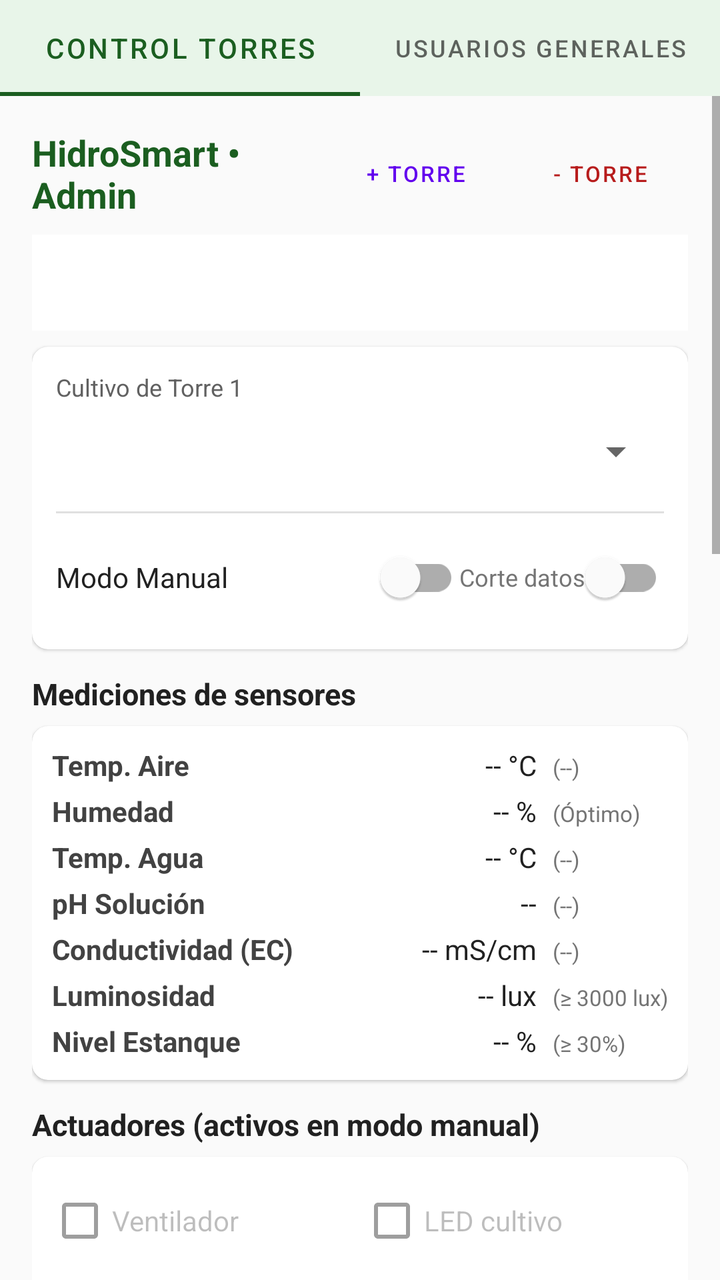
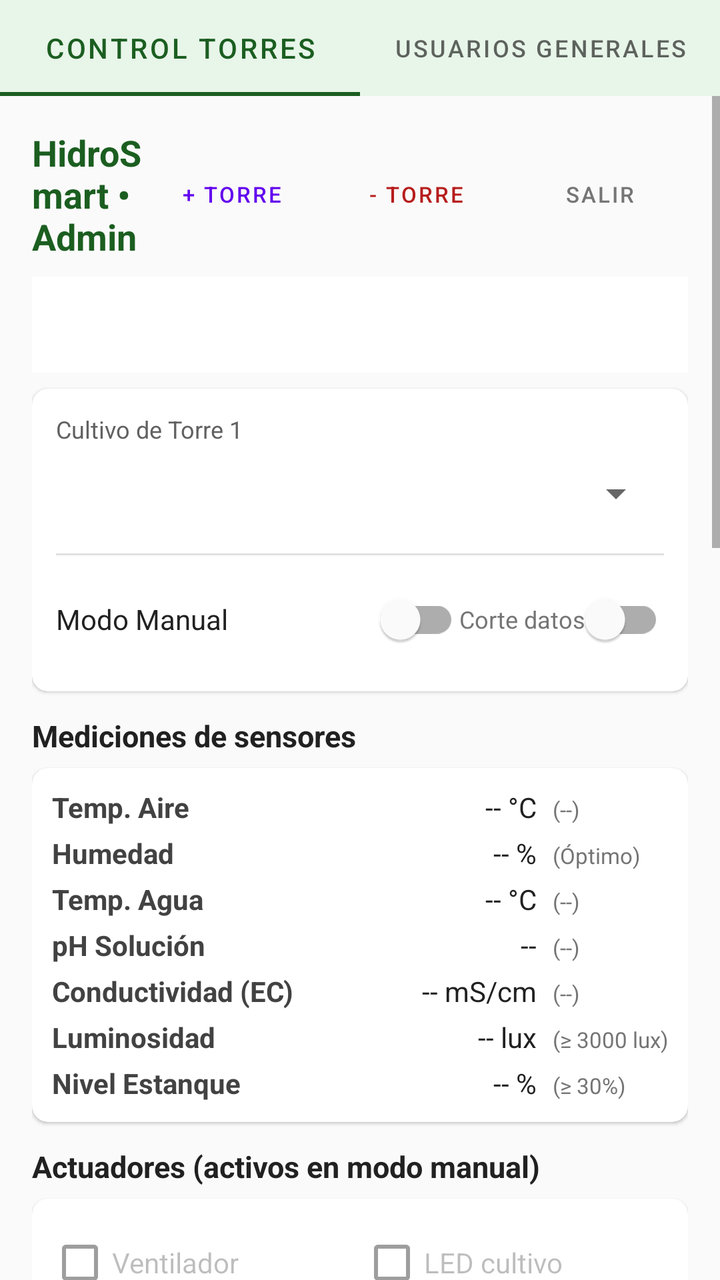

Two renders of the same Android screen: before a commit and after it. Below are the layout's source before the change and the commit's diff.
<!-- AndroidManifest.xml: application theme Theme.HidroSmart -->
<!-- res/layout/activity_main.xml -->
<?xml version="1.0" encoding="utf-8"?>
<FrameLayout xmlns:android="http://schemas.android.com/apk/res/android"
    xmlns:app="http://schemas.android.com/apk/res-auto"
    android:id="@+id/main"
    android:layout_width="match_parent"
    android:layout_height="match_parent"
    android:background="#FAFAFA">

    
    <LinearLayout
        android:id="@+id/vistaAdmin"
        android:layout_width="match_parent"
        android:layout_height="match_parent"
        android:orientation="vertical">

        
        <com.google.android.material.tabs.TabLayout
            android:id="@+id/tabSeccionesAdmin"
            android:layout_width="match_parent"
            android:layout_height="wrap_content"
            android:background="#E8F5E9"
            app:tabIndicatorColor="#1B5E20"
            app:tabMode="fixed"
            app:tabSelectedTextColor="#1B5E20">
            <com.google.android.material.tabs.TabItem
                android:layout_width="wrap_content"
                android:layout_height="wrap_content"
                android:text="Control Torres" />
            <com.google.android.material.tabs.TabItem
                android:layout_width="wrap_content"
                android:layout_height="wrap_content"
                android:text="Usuarios Generales" />
        </com.google.android.material.tabs.TabLayout>

        
        <ScrollView
            android:id="@+id/seccionControlTorres"
            android:layout_width="match_parent"
            android:layout_height="match_parent"
            android:fillViewport="true">

            <LinearLayout
                android:layout_width="match_parent"
                android:layout_height="wrap_content"
                android:orientation="vertical"
                android:padding="16dp">

                
                <LinearLayout
                    android:layout_width="match_parent"
                    android:layout_height="wrap_content"
                    android:gravity="center_vertical"
                    android:orientation="horizontal">

                    <TextView
                        android:id="@+id/tvAdminTitulo"
                        android:layout_width="0dp"
                        android:layout_height="wrap_content"
                        android:layout_weight="1"
                        android:text="HidroSmart • Admin"
                        android:textColor="#1B5E20"
                        android:textSize="18sp"
                        android:textStyle="bold" />

                    <Button
                        android:id="@+id/btnAgregarTorre"
                        style="?attr/materialButtonOutlinedStyle"
                        android:layout_width="wrap_content"
                        android:layout_height="36dp"
                        android:paddingStart="8dp"
                        android:paddingEnd="8dp"
                        android:text="+ Torre"
                        android:textSize="11sp" />

                    <Button
                        android:id="@+id/btnEliminarTorre"
                        style="?attr/materialButtonOutlinedStyle"
                        android:layout_width="wrap_content"
                        android:layout_height="36dp"
                        android:layout_marginStart="4dp"
                        android:paddingStart="8dp"
                        android:paddingEnd="8dp"
                        android:text="- Torre"
                        android:textColor="#B71C1C"
                        android:textSize="11sp" />
                </LinearLayout>

                <com.google.android.material.tabs.TabLayout
                    android:id="@+id/tabTorres"
                    android:layout_width="match_parent"
                    android:layout_height="wrap_content"
                    android:layout_marginTop="8dp"
                    app:tabIndicatorColor="#1B5E20"
                    app:tabMode="fixed"
                    app:tabSelectedTextColor="#1B5E20" />

                
                <com.google.android.material.card.MaterialCardView
                    android:layout_width="match_parent"
                    android:layout_height="wrap_content"
                    android:layout_marginTop="8dp"
                    app:cardCornerRadius="8dp"
                    app:cardElevation="1dp">

                    <LinearLayout
                        android:layout_width="match_parent"
                        android:layout_height="wrap_content"
                        android:orientation="vertical"
                        android:padding="12dp">

                        <TextView
                            android:id="@+id/tvLabelCultivo"
                            android:layout_width="wrap_content"
                            android:layout_height="wrap_content"
                            android:text="Cultivo de Torre 1"
                            android:textColor="#616161"
                            android:textSize="12sp" />

                        <Spinner
                            android:id="@+id/spnCultivo"
                            android:layout_width="match_parent"
                            android:layout_height="44dp"
                            android:layout_marginTop="2dp" />

                        <View
                            android:layout_width="match_parent"
                            android:layout_height="1dp"
                            android:layout_marginTop="8dp"
                            android:layout_marginBottom="8dp"
                            android:background="#E0E0E0" />

                        <LinearLayout
                            android:layout_width="match_parent"
                            android:layout_height="wrap_content"
                            android:gravity="center_vertical"
                            android:orientation="horizontal">

                            <com.google.android.material.switchmaterial.SwitchMaterial
                                android:id="@+id/swModoManual"
                                android:layout_width="0dp"
                                android:layout_height="wrap_content"
                                android:layout_weight="1"
                                android:text="Modo Manual"
                                android:textColor="#212121"
                                android:textSize="14sp" />

                            <com.google.android.material.switchmaterial.SwitchMaterial
                                android:id="@+id/swCorteDatos"
                                android:layout_width="wrap_content"
                                android:layout_height="wrap_content"
                                android:text="Corte datos"
                                android:textColor="#757575"
                                android:textSize="12sp" />
                        </LinearLayout>
                    </LinearLayout>
                </com.google.android.material.card.MaterialCardView>

                
                <TextView
                    android:layout_width="wrap_content"
                    android:layout_height="wrap_content"
                    android:layout_marginTop="12dp"
                    android:text="Mediciones de sensores"
                    android:textColor="#212121"
                    android:textSize="15sp"
                    android:textStyle="bold" />

                <com.google.android.material.card.MaterialCardView
                    android:layout_width="match_parent"
                    android:layout_height="wrap_content"
                    android:layout_marginTop="6dp"
                    app:cardCornerRadius="8dp"
                    app:cardElevation="1dp">

                    <TableLayout
                        android:layout_width="match_parent"
                        android:layout_height="wrap_content"
                        android:padding="10dp"
                        android:stretchColumns="1">

                        <TableRow android:paddingBottom="4dp">
                            <TextView android:text="Temp. Aire" android:textColor="#424242" android:textStyle="bold" />
                            <TextView android:id="@+id/tvTempAire" android:gravity="end" android:text="-- °C" android:textColor="#212121" />
                            <TextView android:id="@+id/tvRangoAire" android:layout_marginStart="8dp" android:text="(--)" android:textColor="#757575" android:textSize="11sp" />
                        </TableRow>

                        <TableRow android:paddingBottom="4dp">
                            <TextView android:text="Humedad" android:textColor="#424242" android:textStyle="bold" />
                            <TextView android:id="@+id/tvHumedad" android:gravity="end" android:text="-- %" android:textColor="#212121" />
                            <TextView android:layout_marginStart="8dp" android:text="(Óptimo)" android:textColor="#757575" android:textSize="11sp" />
                        </TableRow>

                        <TableRow android:paddingBottom="4dp">
                            <TextView android:text="Temp. Agua" android:textColor="#424242" android:textStyle="bold" />
                            <TextView android:id="@+id/tvTempAgua" android:gravity="end" android:text="-- °C" android:textColor="#212121" />
                            <TextView android:id="@+id/tvRangoAgua" android:layout_marginStart="8dp" android:text="(--)" android:textColor="#757575" android:textSize="11sp" />
                        </TableRow>

                        <TableRow android:paddingBottom="4dp">
                            <TextView android:text="pH Solución" android:textColor="#424242" android:textStyle="bold" />
                            <TextView android:id="@+id/tvPh" android:gravity="end" android:text="--" android:textColor="#212121" />
                            <TextView android:id="@+id/tvRangoPh" android:layout_marginStart="8dp" android:text="(--)" android:textColor="#757575" android:textSize="11sp" />
                        </TableRow>

                        <TableRow android:paddingBottom="4dp">
                            <TextView android:text="Conductividad (EC)" android:textColor="#424242" android:textStyle="bold" />
                            <TextView android:id="@+id/tvEc" android:gravity="end" android:text="-- mS/cm" android:textColor="#212121" />
                            <TextView android:id="@+id/tvRangoEc" android:layout_marginStart="8dp" android:text="(--)" android:textColor="#757575" android:textSize="11sp" />
                        </TableRow>

                        <TableRow android:paddingBottom="4dp">
                            <TextView android:text="Luminosidad" android:textColor="#424242" android:textStyle="bold" />
                            <TextView android:id="@+id/tvLux" android:gravity="end" android:text="-- lux" android:textColor="#212121" />
                            <TextView android:layout_marginStart="8dp" android:text="(≥ 3000 lux)" android:textColor="#757575" android:textSize="11sp" />
                        </TableRow>

                        <TableRow>
                            <TextView android:text="Nivel Estanque" android:textColor="#424242" android:textStyle="bold" />
                            <TextView android:id="@+id/tvNivel" android:gravity="end" android:text="-- %" android:textColor="#212121" />
                            <TextView android:layout_marginStart="8dp" android:text="(≥ 30%)" android:textColor="#757575" android:textSize="11sp" />
                        </TableRow>
                    </TableLayout>
                </com.google.android.material.card.MaterialCardView>

                
                <TextView
                    android:layout_width="wrap_content"
                    android:layout_height="wrap_content"
                    android:layout_marginTop="12dp"
                    android:text="Actuadores (activos en modo manual)"
                    android:textColor="#212121"
                    android:textSize="15sp"
                    android:textStyle="bold" />

                <com.google.android.material.card.MaterialCardView
                    android:layout_width="match_parent"
                    android:layout_height="wrap_content"
                    android:layout_marginTop="6dp"
                    app:cardCornerRadius="8dp"
                    app:cardElevation="1dp">

                    <GridLayout
                        android:layout_width="match_parent"
                        android:layout_height="wrap_content"
                        android:columnCount="2"
                        android:padding="8dp">

                        <com.google.android.material.checkbox.MaterialCheckBox android:id="@+id/chkVentilador" android:layout_width="0dp" android:layout_columnWeight="1" android:enabled="false" android:text="Ventilador" />
                        <com.google.android.material.checkbox.MaterialCheckBox android:id="@+id/chkLed" android:layout_width="0dp" android:layout_columnWeight="1" android:enabled="false" android:text="LED cultivo" />
                        <com.google.android.material.checkbox.MaterialCheckBox android:id="@+id/chkBomba" android:layout_width="0dp" android:layout_columnWeight="1" android:enabled="false" android:text="Bomba riego" />
                        <com.google.android.material.checkbox.MaterialCheckBox android:id="@+id/chkNutrientes" android:layout_width="0dp" android:layout_columnWeight="1" android:enabled="false" android:text="Nutrientes A+B" />
                        <com.google.android.material.checkbox.MaterialCheckBox android:id="@+id/chkPhPump" android:layout_width="0dp" android:layout_columnWeight="1" android:enabled="false" android:text="pH Down" />
                        <com.google.android.material.checkbox.MaterialCheckBox android:id="@+id/chkCerradura" android:layout_width="0dp" android:layout_columnWeight="1" android:enabled="false" android:text="Cerradura" />
                    </GridLayout>
                </com.google.android.material.card.MaterialCardView>

                
                <TextView
                    android:layout_width="wrap_content"
                    android:layout_height="wrap_content"
                    android:layout_marginTop="12dp"
                    android:text="Alertas y diagnóstico"
                    android:textColor="#212121"
                    android:textSize="15sp"
                    android:textStyle="bold" />

                <com.google.android.material.card.MaterialCardView
                    android:layout_width="match_parent"
                    android:layout_height="wrap_content"
                    android:layout_marginTop="6dp"
                    app:cardCornerRadius="8dp"
                    app:cardElevation="1dp">

                    <TextView
                        android:id="@+id/tvAlertas"
                        android:layout_width="match_parent"
                        android:layout_height="wrap_content"
                        android:lineSpacingExtra="3dp"
                        android:padding="10dp"
                        android:text="✓ Todos los parámetros dentro de rango."
                        android:textColor="#1B5E20"
                        android:textSize="13sp" />
                </com.google.android.material.card.MaterialCardView>

                
                <TextView
                    android:layout_width="wrap_content"
                    android:layout_height="wrap_content"
                    android:layout_marginTop="14dp"
                    android:text="Forzar valores continuos (Sliders)"
                    android:textColor="#212121"
                    android:textSize="15sp"
                    android:textStyle="bold" />

                <com.google.android.material.card.MaterialCardView
                    android:layout_width="match_parent"
                    android:layout_height="wrap_content"
                    android:layout_marginTop="6dp"
                    app:cardCornerRadius="8dp"
                    app:cardElevation="1dp">

                    <LinearLayout
                        android:layout_width="match_parent"
                        android:layout_height="wrap_content"
                        android:orientation="vertical"
                        android:padding="12dp">

                        <TextView android:id="@+id/lblSeekAire" android:layout_width="wrap_content" android:layout_height="wrap_content" android:text="Temp. Aire: -- °C" android:textSize="12sp" />
                        <SeekBar android:id="@+id/seekAire" android:layout_width="match_parent" android:layout_height="wrap_content" android:max="45" />

                        <TextView android:id="@+id/lblSeekHum" android:layout_width="wrap_content" android:layout_height="wrap_content" android:layout_marginTop="6dp" android:text="Humedad: -- %" android:textSize="12sp" />
                        <SeekBar android:id="@+id/seekHum" android:layout_width="match_parent" android:layout_height="wrap_content" android:max="100" />

                        <TextView android:id="@+id/lblSeekAgua" android:layout_width="wrap_content" android:layout_height="wrap_content" android:layout_marginTop="6dp" android:text="Temp. Agua: -- °C" android:textSize="12sp" />
                        <SeekBar android:id="@+id/seekAgua" android:layout_width="match_parent" android:layout_height="wrap_content" android:max="30" />

                        <TextView android:id="@+id/lblSeekPh" android:layout_width="wrap_content" android:layout_height="wrap_content" android:layout_marginTop="6dp" android:text="pH: --" android:textSize="12sp" />
                        <SeekBar android:id="@+id/seekPh" android:layout_width="match_parent" android:layout_height="wrap_content" android:max="60" />

                        <TextView android:id="@+id/lblSeekEc" android:layout_width="wrap_content" android:layout_height="wrap_content" android:layout_marginTop="6dp" android:text="EC: -- mS/cm" android:textSize="12sp" />
                        <SeekBar android:id="@+id/seekEc" android:layout_width="match_parent" android:layout_height="wrap_content" android:max="45" />

                        <TextView android:id="@+id/lblSeekLux" android:layout_width="wrap_content" android:layout_height="wrap_content" android:layout_marginTop="6dp" android:text="Luz: -- lux" android:textSize="12sp" />
                        <SeekBar android:id="@+id/seekLux" android:layout_width="match_parent" android:layout_height="wrap_content" android:max="100" />

                        <TextView android:id="@+id/lblSeekNivel" android:layout_width="wrap_content" android:layout_height="wrap_content" android:layout_marginTop="6dp" android:text="Nivel Estanque: -- %" android:textSize="12sp" />
                        <SeekBar android:id="@+id/seekNivel" android:layout_width="match_parent" android:layout_height="wrap_content" android:max="100" />
                    </LinearLayout>
                </com.google.android.material.card.MaterialCardView>

                
                <TextView
                    android:layout_width="wrap_content"
                    android:layout_height="wrap_content"
                    android:layout_marginTop="14dp"
                    android:text="Aplicar escenario a esta torre"
                    android:textColor="#212121"
                    android:textSize="15sp"
                    android:textStyle="bold" />

                <GridLayout
                    android:layout_width="match_parent"
                    android:layout_height="wrap_content"
                    android:layout_marginTop="6dp"
                    android:columnCount="2">

                    <Button android:id="@+id/btnEscCalor" style="?attr/materialButtonOutlinedStyle" android:layout_width="0dp" android:layout_columnWeight="1" android:layout_margin="2dp" android:text="Calor" />
                    <Button android:id="@+id/btnEscFrio" style="?attr/materialButtonOutlinedStyle" android:layout_width="0dp" android:layout_columnWeight="1" android:layout_margin="2dp" android:text="Frío" />
                    <Button android:id="@+id/btnEscAguaCal" style="?attr/materialButtonOutlinedStyle" android:layout_width="0dp" android:layout_columnWeight="1" android:layout_margin="2dp" android:text="Agua caliente" />
                    <Button android:id="@+id/btnEscAguaFria" style="?attr/materialButtonOutlinedStyle" android:layout_width="0dp" android:layout_columnWeight="1" android:layout_margin="2dp" android:text="Agua fría" />
                    <Button android:id="@+id/btnEscPhAlto" style="?attr/materialButtonOutlinedStyle" android:layout_width="0dp" android:layout_columnWeight="1" android:layout_margin="2dp" android:text="pH alto" />
                    <Button android:id="@+id/btnEscPhBajo" style="?attr/materialButtonOutlinedStyle" android:layout_width="0dp" android:layout_columnWeight="1" android:layout_margin="2dp" android:text="pH bajo" />
                    <Button android:id="@+id/btnEscEcBaja" style="?attr/materialButtonOutlinedStyle" android:layout_width="0dp" android:layout_columnWeight="1" android:layout_margin="2dp" android:text="EC baja" />
                    <Button android:id="@+id/btnEscEcAlta" style="?attr/materialButtonOutlinedStyle" android:layout_width="0dp" android:layout_columnWeight="1" android:layout_margin="2dp" android:text="EC alta" />
                    <Button android:id="@+id/btnEscOscuridad" style="?attr/materialButtonOutlinedStyle" android:layout_width="0dp" android:layout_columnWeight="1" android:layout_margin="2dp" android:text="Poca luz" />
                    <Button android:id="@+id/btnEscNivelBajo" style="?attr/materialButtonOutlinedStyle" android:layout_width="0dp" android:layout_columnWeight="1" android:layout_margin="2dp" android:text="Nivel bajo" />
                    <Button android:id="@+id/btnEscNivelCritico" style="?attr/materialButtonOutlinedStyle" android:layout_width="0dp" android:layout_columnWeight="1" android:layout_margin="2dp" android:text="Nivel crítico" />
                    <Button android:id="@+id/btnEscNormal" style="?attr/materialButtonOutlinedStyle" android:layout_width="0dp" android:layout_columnWeight="1" android:layout_margin="2dp" android:text="Normal" />
                </GridLayout>

                <Button
                    android:id="@+id/btnRellenarEstanque"
                    android:layout_width="match_parent"
                    android:layout_height="wrap_content"
                    android:layout_marginTop="6dp"
                    android:text="Rellenar estanque (100 %)" />

            </LinearLayout>
        </ScrollView>

        
        <LinearLayout
            android:id="@+id/seccionUsuariosAdmin"
            android:layout_width="match_parent"
            android:layout_height="match_parent"
            android:orientation="vertical"
            android:padding="16dp"
            android:visibility="gone">

            <TextView
                android:layout_width="wrap_content"
                android:layout_height="wrap_content"
                android:text="Usuarios Generales Registrados"
                android:textColor="#1B5E20"
                android:textSize="18sp"
                android:textStyle="bold" />

            <TextView
                android:layout_width="wrap_content"
                android:layout_height="wrap_content"
                android:layout_marginTop="4dp"
                android:text="Selecciona un usuario para revisar sus observaciones enviadas:"
                android:textColor="#616161"
                android:textSize="13sp" />

            <ListView
                android:id="@+id/lvUsuariosGenerales"
                android:layout_width="match_parent"
                android:layout_height="0dp"
                android:layout_marginTop="12dp"
                android:layout_weight="1"
                android:divider="#E0E0E0"
                android:dividerHeight="1dp" />

        </LinearLayout>

    </LinearLayout>

    
    <include
        android:id="@+id/vistaUsuario"
        layout="@layout/fragment_usuario_general"
        android:visibility="gone" />

</FrameLayout>
<!-- res/layout/fragment_usuario_general.xml (included above) -->
<?xml version="1.0" encoding="utf-8"?>
<ScrollView xmlns:android="http://schemas.android.com/apk/res/android"
    xmlns:app="http://schemas.android.com/apk/res-auto"
    android:layout_width="match_parent"
    android:layout_height="match_parent"
    android:background="#FAFAFA"
    android:fillViewport="true">

    <LinearLayout
        android:layout_width="match_parent"
        android:layout_height="wrap_content"
        android:orientation="vertical"
        android:padding="16dp">

        <TextView
            android:layout_width="wrap_content"
            android:layout_height="wrap_content"
            android:text="Panel de Usuario General"
            android:textColor="#1B5E20"
            android:textSize="20sp"
            android:textStyle="bold" />

        
        <TextView
            android:layout_width="wrap_content"
            android:layout_height="wrap_content"
            android:layout_marginTop="16dp"
            android:text="Estadísticas de consumo y producción"
            android:textColor="#212121"
            android:textSize="15sp"
            android:textStyle="bold" />

        <com.google.android.material.card.MaterialCardView
            android:layout_width="match_parent"
            android:layout_height="wrap_content"
            android:layout_marginTop="6dp"
            app:cardCornerRadius="8dp"
            app:cardElevation="1dp">

            <LinearLayout
                android:layout_width="match_parent"
                android:layout_height="wrap_content"
                android:orientation="vertical"
                android:padding="12dp">

                <TextView
                    android:layout_width="wrap_content"
                    android:layout_height="wrap_content"
                    android:text="Agua consumida hoy: 0.0 L"
                    android:textColor="#424242"
                    android:textSize="14sp" />

                <TextView
                    android:layout_width="wrap_content"
                    android:layout_height="wrap_content"
                    android:layout_marginTop="4dp"
                    android:text="Ciclos de riego ejecutados: 0"
                    android:textColor="#424242"
                    android:textSize="14sp" />

                <TextView
                    android:layout_width="wrap_content"
                    android:layout_height="wrap_content"
                    android:layout_marginTop="4dp"
                    android:text="Dosis de nutrientes A+B: 0"
                    android:textColor="#424242"
                    android:textSize="14sp" />

                <TextView
                    android:layout_width="wrap_content"
                    android:layout_height="wrap_content"
                    android:layout_marginTop="6dp"
                    android:text="(Sin conexión con torre física: telemetría en espera)"
                    android:textColor="#9E9E9E"
                    android:textSize="11sp" />
            </LinearLayout>
        </com.google.android.material.card.MaterialCardView>

        
        <TextView
            android:layout_width="wrap_content"
            android:layout_height="wrap_content"
            android:layout_marginTop="16dp"
            android:text="Alertas e Historial reciente"
            android:textColor="#212121"
            android:textSize="15sp"
            android:textStyle="bold" />

        <com.google.android.material.card.MaterialCardView
            android:layout_width="match_parent"
            android:layout_height="wrap_content"
            android:layout_marginTop="6dp"
            app:cardCornerRadius="8dp"
            app:cardElevation="1dp">

            <LinearLayout
                android:layout_width="match_parent"
                android:layout_height="wrap_content"
                android:orientation="vertical"
                android:padding="12dp">

                <TextView
                    android:layout_width="wrap_content"
                    android:layout_height="wrap_content"
                    android:text="✓ No hay alertas pendientes."
                    android:textColor="#1B5E20"
                    android:textStyle="bold" />

                <TextView
                    android:layout_width="wrap_content"
                    android:layout_height="wrap_content"
                    android:layout_marginTop="6dp"
                    android:text="• [10:00] Calibración de sensores completada\n• [08:30] Verificación de red sin anomalías"
                    android:textColor="#616161"
                    android:textSize="13sp" />
            </LinearLayout>
        </com.google.android.material.card.MaterialCardView>

        
        <TextView
            android:layout_width="wrap_content"
            android:layout_height="wrap_content"
            android:layout_marginTop="16dp"
            android:text="Dejar observación o comentario"
            android:textColor="#212121"
            android:textSize="15sp"
            android:textStyle="bold" />

        <com.google.android.material.card.MaterialCardView
            android:layout_width="match_parent"
            android:layout_height="wrap_content"
            android:layout_marginTop="6dp"
            app:cardCornerRadius="8dp"
            app:cardElevation="1dp">

            <LinearLayout
                android:layout_width="match_parent"
                android:layout_height="wrap_content"
                android:orientation="vertical"
                android:padding="12dp">

                <TextView
                    android:layout_width="wrap_content"
                    android:layout_height="wrap_content"
                    android:text="Torre / Cultivo relacionado:"
                    android:textColor="#616161"
                    android:textSize="12sp" />

                <Spinner
                    android:id="@+id/spnTorreComentario"
                    android:layout_width="match_parent"
                    android:layout_height="44dp" />

                <com.google.android.material.textfield.TextInputLayout
                    android:layout_width="match_parent"
                    android:layout_height="wrap_content"
                    android:layout_marginTop="8dp"
                    android:hint="Escribe tu observación...">

                    <com.google.android.material.textfield.TextInputEditText
                        android:id="@+id/etComentario"
                        android:layout_width="match_parent"
                        android:layout_height="wrap_content"
                        android:gravity="top"
                        android:lines="3" />
                </com.google.android.material.textfield.TextInputLayout>

                <Button
                    android:id="@+id/btnEnviarComentario"
                    android:layout_width="match_parent"
                    android:layout_height="wrap_content"
                    android:layout_marginTop="10dp"
                    android:text="Enviar comentario" />

                <TextView
                    android:id="@+id/tvUltimoComentario"
                    android:layout_width="match_parent"
                    android:layout_height="wrap_content"
                    android:layout_marginTop="8dp"
                    android:textColor="#424242"
                    android:textSize="12sp"
                    android:visibility="gone" />
            </LinearLayout>
        </com.google.android.material.card.MaterialCardView>

    </LinearLayout>
</ScrollView>
<!-- resources referenced by this layout -->
<resources>
  <style name="Theme.HidroSmart" parent="Theme.MaterialComponents.DayNight.NoActionBar">
          
          <item name="colorPrimary">@color/purple_500</item>
          <item name="colorPrimaryVariant">@color/purple_700</item>
          <item name="colorOnPrimary">@color/white</item>
          
          <item name="colorSecondary">@color/teal_200</item>
          <item name="colorSecondaryVariant">@color/teal_700</item>
          <item name="colorOnSecondary">@color/black</item>
          
          <item name="android:statusBarColor">?attr/colorPrimaryVariant</item>
          
      </style>
  <color name="purple_500">#FF6200EE</color>
  <color name="purple_700">#FF3700B3</color>
  <color name="white">#FFFFFFFF</color>
  <color name="teal_200">#FF03DAC5</color>
  <color name="teal_700">#FF018786</color>
  <color name="black">#FF000000</color>
</resources>

<!-- the commit's change to res/layout/activity_main.xml (unified diff, before → after) -->
@@ -82,6 +82,18 @@
                         android:paddingEnd="8dp"
                         android:text="- Torre"
                         android:textColor="#B71C1C"
+                        android:textSize="11sp" />
+
+                    <Button
+                        android:id="@+id/btnCerrarSesionAdmin"
+                        style="?attr/materialButtonOutlinedStyle"
+                        android:layout_width="wrap_content"
+                        android:layout_height="36dp"
+                        android:layout_marginStart="4dp"
+                        android:paddingStart="8dp"
+                        android:paddingEnd="8dp"
+                        android:text="Salir"
+                        android:textColor="#757575"
                         android:textSize="11sp" />
                 </LinearLayout>
 
@@ -428,13 +440,33 @@
         android:orientation="vertical"
         android:padding="16dp">
 
-        <TextView
-            android:layout_width="wrap_content"
-            android:layout_height="wrap_content"
-            android:text="Panel de Usuario General"
-            android:textColor="#1B5E20"
-            android:textSize="20sp"
-            android:textStyle="bold" />
+        
+        <LinearLayout
+            android:layout_width="match_parent"
+            android:layout_height="wrap_content"
+            android:gravity="center_vertical"
+            android:orientation="horizontal">
+
+            <TextView
+                android:layout_width="0dp"
+                android:layout_height="wrap_content"
+                android:layout_weight="1"
+                android:text="Panel de Usuario General"
+                android:textColor="#1B5E20"
+                android:textSize="18sp"
+                android:textStyle="bold" />
+
+            <Button
+                android:id="@+id/btnCerrarSesionUser"
+                style="?attr/materialButtonOutlinedStyle"
+                android:layout_width="wrap_content"
+                android:layout_height="36dp"
+                android:paddingStart="10dp"
+                android:paddingEnd="10dp"
+                android:text="Salir"
+                android:textColor="#757575"
+                android:textSize="11sp" />
+        </LinearLayout>
 
         
         <TextView
